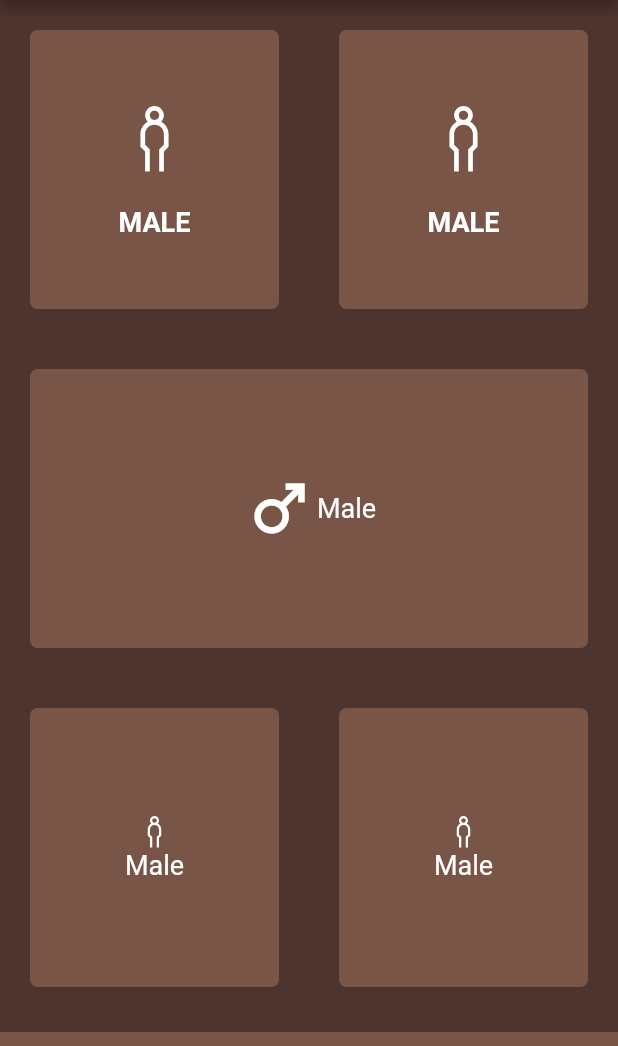
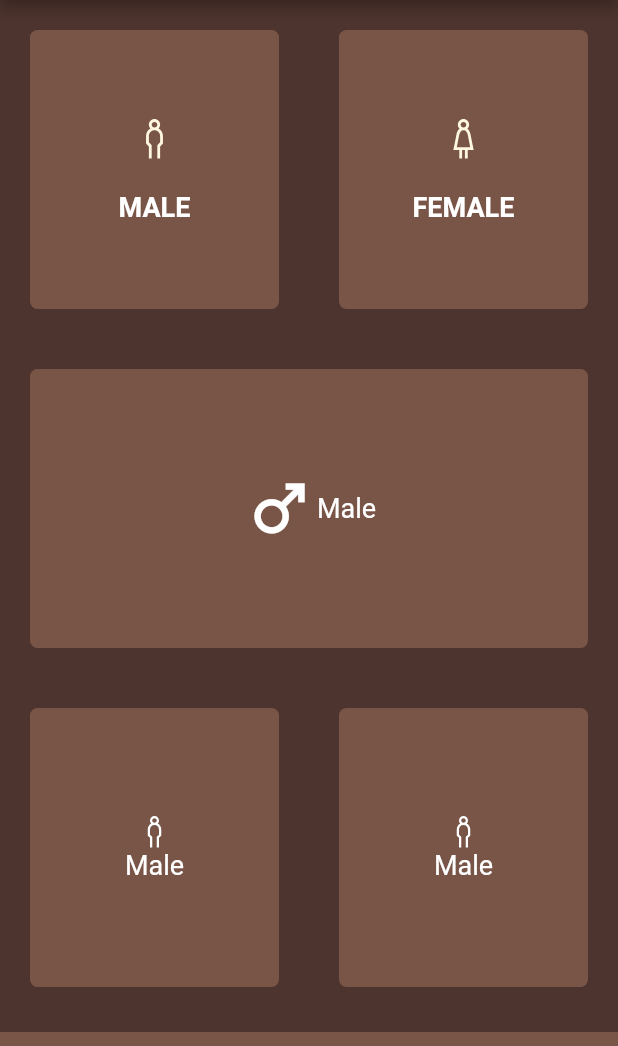
Before and after one commit to cyruskigo30/bmi_calculator, a Flutter app: the screen it shows after launch, on a phone screen of 412 x 824 dp, the part 84-1130 px from its top. Run offline on Flutter 3.47's test engine with Material 2 defaults, Android fonts, the phone set to English and light mode, and no system bars; our stand-ins replace font_awesome_flutter, line_icons.

Commit message:
Seperate the custom widgets to their own files

```diff
--- /dev/null
+++ b/lib/iconTextWidget.dart
@@ -0,0 +1,34 @@
+import 'package:flutter/material.dart';
+
+class ReusableIconTextWidget extends StatelessWidget {
+  const ReusableIconTextWidget({
+    Key? key,
+    required this.iconImager,
+    required this.iconLabel,
+  }) : super(key: key);
+  final IconData iconImager;
+  final String iconLabel;
+  @override
+  Widget build(BuildContext context) {
+    return Column(
+      mainAxisAlignment: MainAxisAlignment.center,
+      children: [
+        Icon(
+          iconImager,
+          size: 30,
+          color: Colors.amber[50],
+        ),
+        const SizedBox(
+          height: 20,
+        ),
+        Text(
+          iconLabel,
+          style: const TextStyle(
+            fontSize: 18,
+            fontWeight: FontWeight.bold,
+          ),
+        ),
+      ],
+    );
+  }
+}
--- a/lib/input_page.dart
+++ b/lib/input_page.dart
@@ -1,6 +1,8 @@
 import 'package:flutter/material.dart';
 import 'package:line_icons/line_icons.dart';
 import 'package:font_awesome_flutter/font_awesome_flutter.dart';
+import 'package:bmi/iconTextWidget.dart';
+import 'package:bmi/reusableCardWidget.dart';
 
 const bottomContanierHeight = 80.0;
 const Color containerColor = Colors.brown;
@@ -36,13 +38,19 @@ class _InputPageState extends State<InputPage> {
                 Expanded(
                   child: ReusableCard(
                     colors: containerColor,
-                    cardChild: ReusableIconTextWidget(),
+                    cardChild: ReusableIconTextWidget(
+                      iconImager: LineIcons.male,
+                      iconLabel: 'MALE',
+                    ),
                   ),
                 ),
                 Expanded(
                   child: ReusableCard(
                     colors: containerColor,
-                    cardChild: ReusableIconTextWidget(),
+                    cardChild: ReusableIconTextWidget(
+                      iconImager: LineIcons.female,
+                      iconLabel: 'FEMALE',
+                    ),
                   ),
                 ),
               ],
@@ -104,52 +112,3 @@ class _InputPageState extends State<InputPage> {
     );
   }
 }
-
-class ReusableIconTextWidget extends StatelessWidget {
-  const ReusableIconTextWidget({
-    Key? key,
-  }) : super(key: key);
-
-  @override
-  Widget build(BuildContext context) {
-    return Column(
-      mainAxisAlignment: MainAxisAlignment.center,
-      children: const [
-        Icon(
-          LineIcons.male,
-          size: 50,
-        ),
-        SizedBox(
-          height: 20,
-        ),
-        Text(
-          "MALE",
-          style: TextStyle(
-            fontSize: 18,
-            fontWeight: FontWeight.bold,
-          ),
-        ),
-      ],
-    );
-  }
-}
-
-class ReusableCard extends StatelessWidget {
-  // create a constructor
-  const ReusableCard({Key? key, required this.colors, required this.cardChild})
-      : super(key: key);
-  // class property color
-  final Color colors;
-  final Widget cardChild;
-  @override
-  Widget build(BuildContext context) {
-    return Container(
-      child: cardChild,
-      margin: const EdgeInsets.all(20),
-      decoration: BoxDecoration(
-        color: colors,
-        borderRadius: BorderRadius.circular(5),
-      ),
-    );
-  }
-}
--- /dev/null
+++ b/lib/reusableCardWidget.dart
@@ -0,0 +1,21 @@
+import 'package:flutter/material.dart';
+
+class ReusableCard extends StatelessWidget {
+  // create a constructor
+  const ReusableCard({Key? key, required this.colors, required this.cardChild})
+      : super(key: key);
+  // class property color
+  final Color colors;
+  final Widget cardChild;
+  @override
+  Widget build(BuildContext context) {
+    return Container(
+      child: cardChild,
+      margin: const EdgeInsets.all(20),
+      decoration: BoxDecoration(
+        color: colors,
+        borderRadius: BorderRadius.circular(5),
+      ),
+    );
+  }
+}
```
